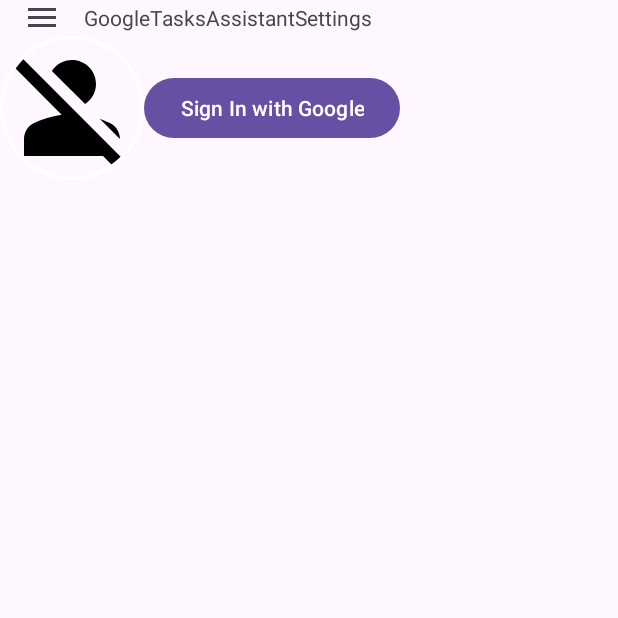
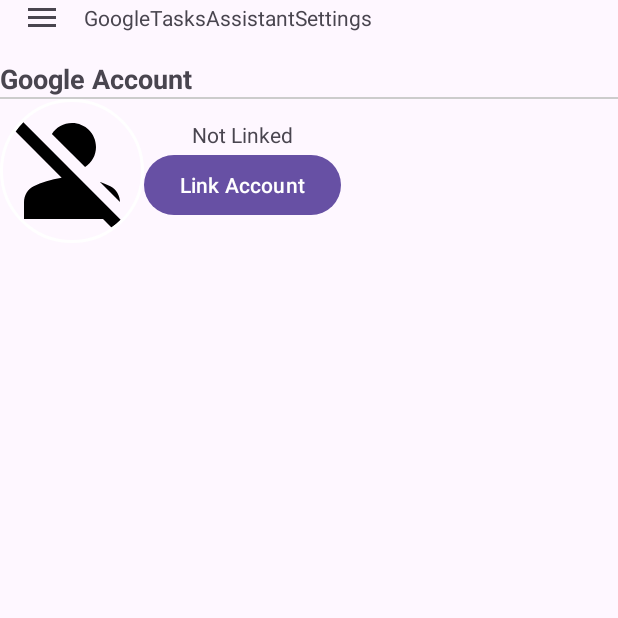
Before and after one commit to PeterEvansCode/TasksListHub, an Android app: the screen it shows after launch (MainActivity), in the side drawer, after a tap on "Settings", on a phone screen of 412 x 824 dp, the top half of it. Run offline under Robolectric (Android 15) with nearby library versions, the phone set to English and light mode, and no system bars; our stand-ins replace CircleImageView, Firebase (no records; nobody signed in at launch, a user with empty details on screens opened directly); 3 statements that could not run were skipped.

Commit message:
Visible google sign in, but crashes

```diff
--- a/app/build.gradle.kts
+++ b/app/build.gradle.kts
@@ -77,6 +77,8 @@
     implementation ("com.google.firebase:firebase-auth:23.0.0")
     implementation ("com.google.android.gms:play-services-auth:21.2.0")
     implementation("de.hdodenhof:circleimageview:3.1.0")
+    implementation ("com.github.bumptech.glide:glide:4.14.2")
+    annotationProcessor ("com.github.bumptech.glide:compiler:4.14.2")
 
     implementation("androidx.preference:preference-ktx:1.2.1")
     implementation("androidx.core:core-ktx:1.13.1")
--- /dev/null
+++ b/app/src/main/java/com/example/taskslisthub/GoogleLoginFragment.kt
@@ -0,0 +1,143 @@
+package com.example.taskslisthub
+
+import android.content.Intent
+import android.os.Bundle
+import androidx.fragment.app.Fragment
+import android.view.LayoutInflater
+import android.view.View
+import android.view.ViewGroup
+import android.widget.Toast
+import com.bumptech.glide.Glide
+import com.example.taskslisthub.databinding.FragmentGoogleLoginBinding
+import com.google.android.gms.auth.api.signin.GoogleSignIn
+import com.google.android.gms.auth.api.signin.GoogleSignInClient
+import com.google.android.gms.auth.api.signin.GoogleSignInOptions
+import com.google.android.gms.common.api.ApiException
+import com.google.firebase.auth.FirebaseAuth
+import com.google.firebase.auth.GoogleAuthProvider
+import java.security.SecureRandom
+import java.util.Base64
+
+class GoogleLoginFragment : Fragment() {
+
+    //binding
+    private lateinit var binding: FragmentGoogleLoginBinding
+
+    //google tasks API
+    private lateinit var client: GoogleSignInClient
+    val REQUESTCODE = 10001
+
+    override fun onCreateView(
+        inflater: LayoutInflater, container: ViewGroup?,
+        savedInstanceState: Bundle?
+    ): View {
+
+        binding = FragmentGoogleLoginBinding.inflate(inflater, container, false)
+
+        // Inflate the layout for this fragment
+        return binding.root
+    }
+
+    override fun onStart() {
+        super.onStart()
+        if (FirebaseAuth.getInstance().currentUser != null){
+            // Reload the SettingsFragment after successful sign-in
+            parentFragmentManager.beginTransaction().apply {
+                replace(R.id.fragment_container, SettingsFragment())
+                commit()
+            }
+        }
+    }
+
+    override fun onViewCreated(view: View, savedInstanceState: Bundle?) {
+        super.onViewCreated(view, savedInstanceState)
+
+        val options = GoogleSignInOptions.Builder()
+            .requestIdToken(BuildConfig.CLIENT_ID)
+            .requestEmail()
+            .build()
+        client = GoogleSignIn.getClient(requireActivity(), options)
+
+        if (FirebaseAuth.getInstance().currentUser != null){
+            initialiseSignedIn()
+        }
+
+        else initialiseSignedOut()
+    }
+
+    /*private fun initialiseSignedIn(){
+        val signedInAccount = GoogleSignIn.getLastSignedInAccount(requireContext())
+
+        // Set up the Sign-In button
+        binding.signInButton.text = R.string.signed_in_button.toString()
+        binding.signInButton.setOnClickListener {
+            signOut()
+        }
+        //get account name
+        val accountName = signedInAccount?.displayName
+        binding.googleAccountName.text = accountName
+
+        //load profile picture
+        val photoUrl = signedInAccount?.photoUrl
+        Glide.with(this)
+            .load(photoUrl)
+            .into(binding.profileImage)
+    }
+
+    private fun initialiseSignedOut(){
+        // Set up the Sign-In button
+        binding.signInButton.text = R.string.signed_out_button.toString()
+        binding.signInButton.setOnClickListener {
+            signIn()
+        }
+
+        //set logged out text
+        binding.googleAccountName.text = R.string.signed_out_account.toString()
+
+        //set blank profile picture
+        binding.profileImage.setImageResource(R.drawable.logout_24)
+    }
+
+    private fun signIn() {
+        val intent = client.signInIntent
+        startActivityForResult(intent, REQUESTCODE)
+    }
+
+    private fun generateNonce(): String {
+        val random = SecureRandom()
+        val nonceBytes = ByteArray(16)
+        random.nextBytes(nonceBytes)
+        return Base64.getUrlEncoder().withoutPadding().encodeToString(nonceBytes)
+    }
+
+    @Deprecated("Deprecated in Java")
+    override fun onActivityResult(requestCode: Int, resultCode: Int, data: Intent?) {
+        super.onActivityResult(requestCode, resultCode, data)
+        if (requestCode == REQUESTCODE) {
+            val task = GoogleSignIn.getSignedInAccountFromIntent(data)
+
+            try {
+                val account = task.getResult(ApiException::class.java) //error here
+                val credential = GoogleAuthProvider.getCredential(account.idToken, null)
+                FirebaseAuth.getInstance().signInWithCredential(credential)
+                    .addOnCompleteListener { task ->
+                        if (task.isSuccessful) {
+                            initialiseSignedIn()
+                        } else {
+                            // Show a toast with the error message
+                            Toast.makeText(requireContext(), task.exception?.message, Toast.LENGTH_SHORT).show()
+                        }
+                    }
+            } catch (e: ApiException) {
+                // Handle the exception
+                Toast.makeText(requireContext(), "Sign-in failed: ${e.statusCode}", Toast.LENGTH_SHORT).show()
+            }
+        }
+    }
+
+
+    private fun signOut(){
+        FirebaseAuth.getInstance().signOut()
+        initialiseSignedOut()
+    }*/
+}
--- a/app/src/main/java/com/example/taskslisthub/SettingsFragment.kt
+++ b/app/src/main/java/com/example/taskslisthub/SettingsFragment.kt
@@ -1,5 +1,6 @@
 package com.example.taskslisthub
 
+import android.content.Intent
 import android.content.pm.PackageManager
 import android.credentials.CredentialManager
 import android.credentials.GetCredentialException
@@ -12,13 +13,18 @@
 import android.view.LayoutInflater
 import android.view.View
 import android.view.ViewGroup
+import android.widget.Toast
 import androidx.appcompat.app.AppCompatActivity
 import androidx.core.content.ContextCompat
 import androidx.drawerlayout.widget.DrawerLayout
 import com.example.taskslisthub.databinding.FragmentSettingsBinding
 import com.google.android.gms.auth.api.signin.GoogleSignIn
+import com.google.android.gms.auth.api.signin.GoogleSignInClient
 import com.google.android.gms.auth.api.signin.GoogleSignInOptions
+import com.google.android.gms.common.api.ApiException
 import com.google.android.libraries.identity.googleid.GetSignInWithGoogleOption
+import com.google.firebase.auth.FirebaseAuth
+import com.google.firebase.auth.GoogleAuthProvider
 import java.security.SecureRandom
 import java.util.Base64
 
@@ -26,9 +32,6 @@
 
     //binding
     private lateinit var binding: FragmentSettingsBinding
-
-    //google tasks API
-    private lateinit var credentialManager: CredentialManager
 
     override fun onCreateView(
         inflater: LayoutInflater, container: ViewGroup?,
@@ -49,47 +52,6 @@
             val drawerLayout = appCompatActivity.findViewById<DrawerLayout>(R.id.drawer_layout)
             binding.toolbar.bindWithDrawerLayout(appCompatActivity, drawerLayout)
         }
-
-        // Set up the Sign-In button
-        binding.signInButton.setOnClickListener {
-            signIn()
-        }
-    }
-
-    private fun signIn() {
-        /*val appInfo = context?.packageManager?.getApplicationInfo(requireContext().packageName, PackageManager.GET_META_DATA)
-        val clientId = appInfo!!.metaData!!.getString("com.google.android.gms.client_id")
-
-        val signInWithGoogleOption = GetSignInWithGoogleOption(clientId!!, generateNonce())
-
-        val bundle = Bundle().apply {
-            putString("client_id", clientId)
-            putString("nonce", generateNonce())
-        }
-        val credentialRequest = GetCredentialRequest(bundle)
-
-        credentialManager.getCredential(
-            requireContext(),
-            credentialRequest as GetCredentialRequest,
-            null, // CancellationSignal, if not needed
-            ContextCompat.getMainExecutor(requireContext()), // Executor
-            object : OutcomeReceiver<GetCredentialResponse, GetCredentialException> {
-                override fun onResult(result: GetCredentialResponse) {
-                    // Handle successful sign-in response
-                }
-
-                override fun onError(exception: GetCredentialException) {
-                    Log.e("SettingsFragment", "Sign-in failed", exception)
-                }
-            }
-        )*/
-    }
-
-    private fun generateNonce(): String {
-        val random = SecureRandom()
-        val nonceBytes = ByteArray(16)
-        random.nextBytes(nonceBytes)
-        return Base64.getUrlEncoder().withoutPadding().encodeToString(nonceBytes)
     }
 
     override fun onDestroyView() {
--- /dev/null
+++ b/app/src/main/res/layout/fragment_google_login.xml
@@ -0,0 +1,39 @@
+<?xml version="1.0" encoding="utf-8"?>
+<LinearLayout xmlns:android="http://schemas.android.com/apk/res/android"
+    xmlns:tools="http://schemas.android.com/tools"
+    xmlns:app="http://schemas.android.com/apk/res-auto"
+    android:layout_width="match_parent"
+    android:layout_height="match_parent"
+    tools:context=".GoogleLoginFragment"
+    android:orientation="horizontal">
+
+    <de.hdodenhof.circleimageview.CircleImageView
+        android:id="@+id/profile_image"
+        android:layout_width="96dp"
+        android:layout_height="96dp"
+        android:src="@drawable/logout_24"
+        app:civ_border_width="2dp"
+        app:civ_border_color="@color/white"
+        android:layout_gravity="center"/>
+
+    <LinearLayout
+        android:layout_width="wrap_content"
+        android:layout_height="wrap_content"
+        android:orientation="vertical"
+        android:layout_gravity="center">
+
+        <TextView
+            android:id="@+id/google_account_name"
+            android:layout_width="wrap_content"
+            android:layout_height="wrap_content"
+            android:text="@string/signed_out_account"
+            android:layout_gravity="center"/>
+
+        <Button
+            android:id="@+id/sign_in_button"
+            android:layout_width="wrap_content"
+            android:layout_height="wrap_content"
+            android:text="@string/signed_out_button"
+            android:layout_gravity="center"/>
+    </LinearLayout>
+</LinearLayout>
--- a/app/src/main/res/layout/fragment_settings.xml
+++ b/app/src/main/res/layout/fragment_settings.xml
@@ -3,7 +3,6 @@
     xmlns:tools="http://schemas.android.com/tools"
     android:layout_width="match_parent"
     android:layout_height="match_parent"
-    xmlns:app="http://schemas.android.com/apk/res-auto"
     android:orientation="vertical"
     tools:context=".SettingsFragment">
 
@@ -18,28 +17,23 @@
             android:text="Settings" />
     </com.example.taskslisthub.CustomToolbar>
 
-    <LinearLayout
+    <TextView
         android:layout_width="match_parent"
         android:layout_height="wrap_content"
-        android:orientation="horizontal">
+        android:text="Google Account"
+        android:textSize="18sp"
+        android:textStyle="bold"
+        android:layout_marginTop="16dp" />
 
-        <de.hdodenhof.circleimageview.CircleImageView
-            android:id="@+id/profile_image"
-            android:layout_width="96dp"
-            android:layout_height="96dp"
-            android:src="@drawable/logout_24"
-            app:civ_border_width="2dp"
-            app:civ_border_color="@color/white"/>
+    <View
+        android:layout_width="match_parent"
+        android:layout_height="1dp"
+        android:background="#CCCCCC" />
 
-        <Button
-            android:id="@+id/sign_in_button"
-            android:layout_width="wrap_content"
-            android:layout_height="wrap_content"
-            android:text="Sign In with Google"
-            android:layout_gravity="center"/>
-    </LinearLayout>
-
-
-
+    <androidx.fragment.app.FragmentContainerView
+        android:id="@+id/google_login_fragment_container"
+        android:layout_width="match_parent"
+        android:layout_height="wrap_content"
+        android:name="com.example.taskslisthub.GoogleLoginFragment"/>
 
 </LinearLayout>
--- a/app/src/main/res/values/strings.xml
+++ b/app/src/main/res/values/strings.xml
@@ -5,7 +5,7 @@
     <string name="delete_button">Bin</string>
     <string name="open_nav">Open Navigation Drawer</string>
     <string name="close_nav">Close Navigation Drawer</string>
-    <!-- TODO: Remove or change this placeholder text -->
+
     <string name="hello_blank_fragment">Hello blank fragment</string>
     <string name="due_time_place_holder">dueTime</string>
     <string name="name_place_holder">name</string>
@@ -17,4 +17,7 @@
     <string name="open_drawer">Open Menu</string>
     <string name="search">search</string>
     <string name="sort_button">Sort</string>
+    <string name="signed_out_account">Not Linked</string>
+    <string name="signed_out_button">Link Account</string>
+    <string name="signed_in_button">Unlink Account</string>
 </resources>
```
